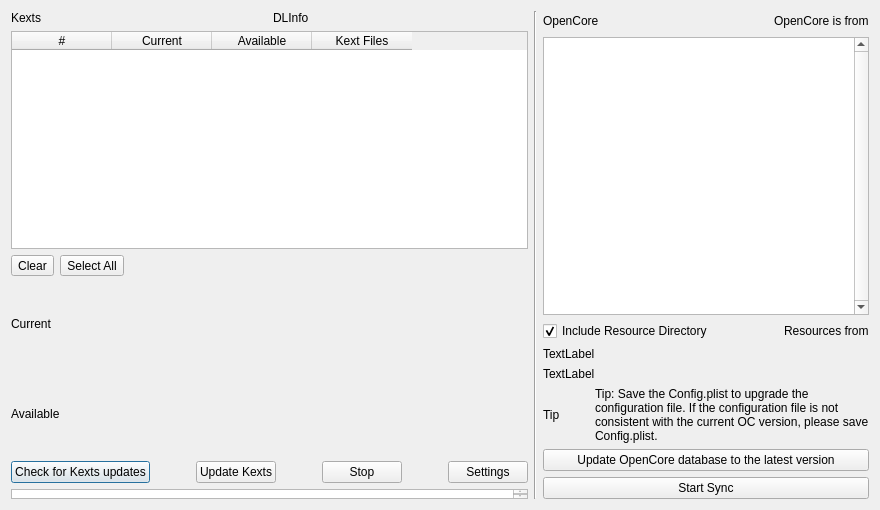
Above: syncocdialog.ui from ic005k/OCAuxiliaryTools before the change. Below: the same form after it.
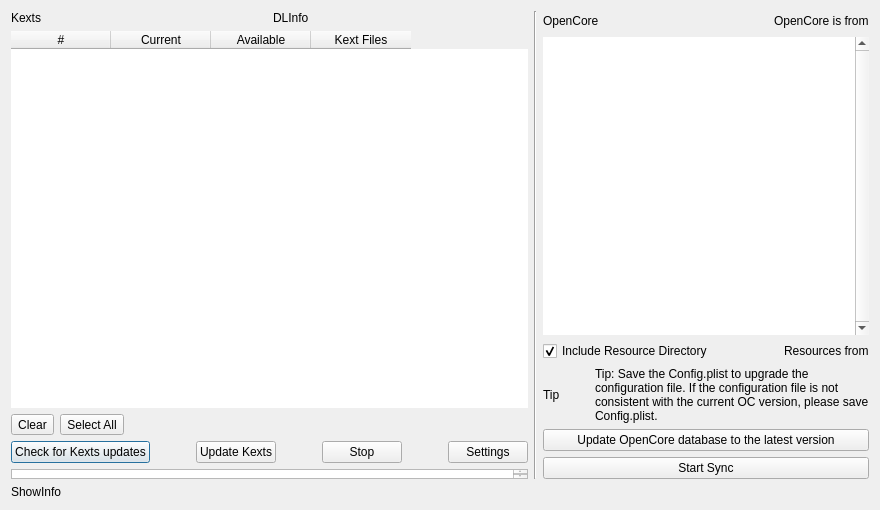
That is the form after the change.

The edit to the form file:
```diff
--- a/syncocdialog.ui
+++ b/syncocdialog.ui
@@ -14,7 +14,7 @@
    <string>Sync OC</string>
   </property>
   <layout class="QGridLayout" name="gridLayout_2">
-   <item row="0" column="0" rowspan="3">
+   <item row="0" column="0" rowspan="6">
     <layout class="QVBoxLayout" name="verticalLayout">
      <item>
       <layout class="QHBoxLayout" name="horizontalLayout">
@@ -39,6 +39,12 @@
      </item>
      <item>
       <widget class="QTableWidget" name="tableKexts">
+       <property name="frameShape">
+        <enum>QFrame::NoFrame</enum>
+       </property>
+       <property name="frameShadow">
+        <enum>QFrame::Plain</enum>
+       </property>
        <column>
         <property name="text">
          <string>#</string>
@@ -94,20 +100,6 @@
      </item>
      <item>
       <layout class="QVBoxLayout" name="verticalLayout_2">
-       <item>
-        <widget class="QLabel" name="lblTargetLastModi">
-         <property name="text">
-          <string>Current</string>
-         </property>
-        </widget>
-       </item>
-       <item>
-        <widget class="QLabel" name="lblSourceLastModi">
-         <property name="text">
-          <string>Available</string>
-         </property>
-        </widget>
-       </item>
        <item>
         <layout class="QHBoxLayout" name="horizontalLayout_4">
          <item>
@@ -217,7 +209,7 @@
      </item>
     </layout>
    </item>
-   <item row="0" column="1" rowspan="3">
+   <item row="0" column="1" rowspan="6">
     <widget class="Line" name="line">
      <property name="orientation">
       <enum>Qt::Vertical</enum>
@@ -225,15 +217,6 @@
     </widget>
    </item>
    <item row="0" column="2">
-    <layout class="QGridLayout" name="gridLayout_4">
-     <item row="3" column="0">
-      <widget class="QLabel" name="lblTargetLastModi_2">
-       <property name="text">
-        <string>TextLabel</string>
-       </property>
-      </widget>
-     </item>
-     <item row="0" column="0">
       <layout class="QGridLayout" name="gridLayout_6">
        <item row="0" column="2">
         <widget class="QLabel" name="lblOCFrom">
@@ -267,14 +250,35 @@
        </item>
       </layout>
      </item>
-     <item row="4" column="0">
-      <widget class="QLabel" name="lblSourceLastModi_2">
-       <property name="text">
-        <string>TextLabel</string>
+   <item row="1" column="2">
+    <widget class="QListWidget" name="listOpenCore">
+     <property name="minimumSize">
+      <size>
+       <width>0</width>
+       <height>0</height>
+      </size>
+     </property>
+     <property name="maximumSize">
+      <size>
+       <width>16777215</width>
+       <height>16777215</height>
+      </size>
+     </property>
+     <property name="focusPolicy">
+      <enum>Qt::StrongFocus</enum>
+     </property>
+     <property name="frameShape">
+      <enum>QFrame::NoFrame</enum>
+     </property>
+     <property name="frameShadow">
+      <enum>QFrame::Plain</enum>
+     </property>
+     <property name="verticalScrollBarPolicy">
+      <enum>Qt::ScrollBarAlwaysOn</enum>
        </property>
       </widget>
      </item>
-     <item row="2" column="0">
+   <item row="2" column="2">
       <layout class="QGridLayout" name="gridLayout_7">
        <item row="0" column="0">
         <widget class="QCheckBox" name="chkIncludeResource">
@@ -311,7 +315,7 @@
        </item>
       </layout>
      </item>
-     <item row="5" column="0">
+   <item row="3" column="2">
       <layout class="QGridLayout" name="gridLayout">
        <item row="0" column="0">
         <widget class="QLabel" name="label">
@@ -332,44 +336,31 @@
        </item>
       </layout>
      </item>
-     <item row="1" column="0">
-      <widget class="QListWidget" name="listOpenCore">
-       <property name="minimumSize">
-        <size>
-         <width>0</width>
-         <height>0</height>
-        </size>
-       </property>
-       <property name="maximumSize">
-        <size>
-         <width>16777215</width>
-         <height>16777215</height>
-        </size>
-       </property>
-       <property name="focusPolicy">
-        <enum>Qt::StrongFocus</enum>
-       </property>
-       <property name="verticalScrollBarPolicy">
-        <enum>Qt::ScrollBarAlwaysOn</enum>
-       </property>
-      </widget>
-     </item>
-    </layout>
-   </item>
-   <item row="1" column="2">
+   <item row="4" column="2">
     <widget class="QPushButton" name="btnUpdateOC">
      <property name="text">
       <string>Update OpenCore database to the latest version</string>
      </property>
     </widget>
    </item>
-   <item row="2" column="2">
+   <item row="5" column="2">
     <widget class="QPushButton" name="btnStartSync">
      <property name="text">
       <string>Start Sync</string>
      </property>
     </widget>
    </item>
+   <item row="6" column="0" colspan="3">
+    <layout class="QHBoxLayout" name="horizontalLayout_2">
+     <item>
+      <widget class="QLabel" name="lblShowInfo">
+       <property name="text">
+        <string>ShowInfo</string>
+       </property>
+      </widget>
+     </item>
+    </layout>
+   </item>
   </layout>
  </widget>
  <resources/>
```
Lines whose indentation alone changed are shown as unchanged.
